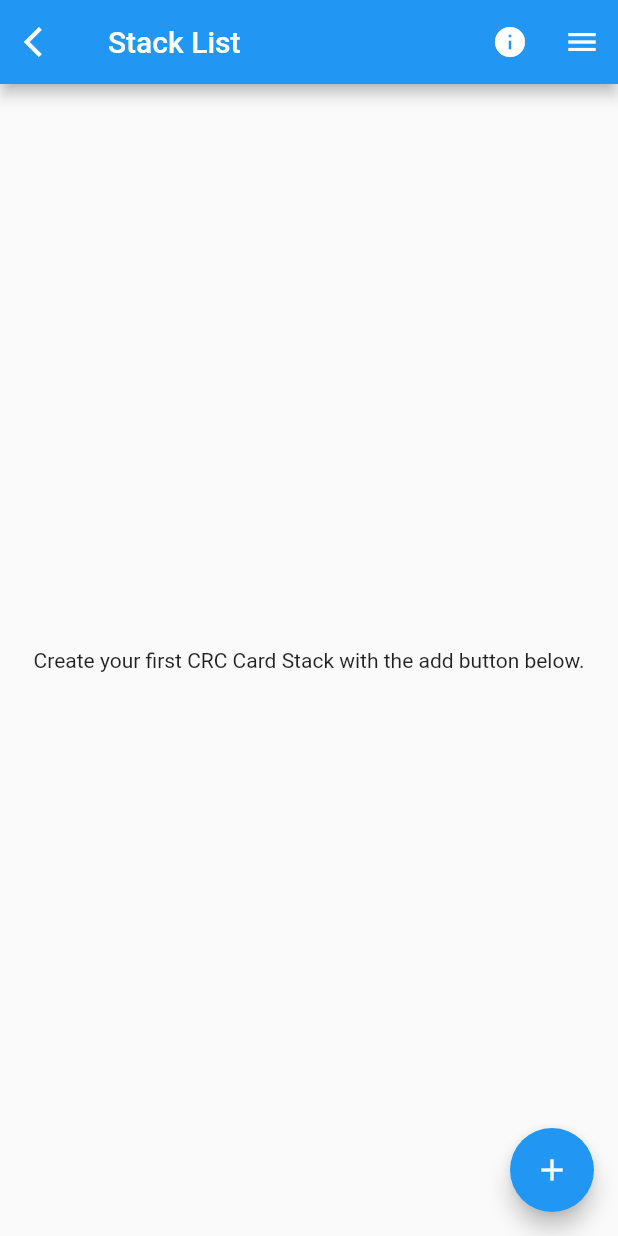
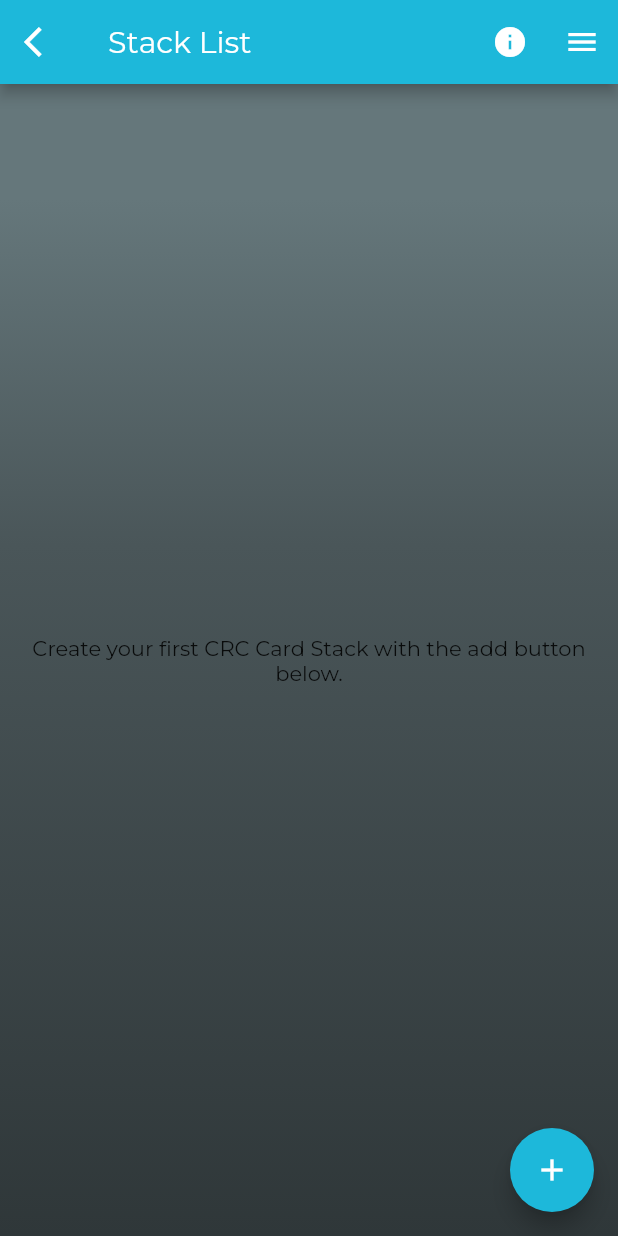
Before and after one commit to esmacik/smart-crc, a Flutter app: the screen it shows after launch, after a tap on "Begin", on a phone screen of 412 x 824 dp. Run offline on Flutter 3.47's test engine with Material 2 defaults, Android fonts, the phone set to English and light mode, and no system bars; our stand-ins replace flip_card, flutter_slidable, share_plus, smooth_page_indicator, sqflite; missing offline and left inert: receive_sharing_intent; accounts and stored records are empty; statements that could not run were skipped.

Commit message:
UI Improvements and Changes

```diff
--- a/lib/card_list.dart
+++ b/lib/card_list.dart
@@ -40,6 +40,8 @@ class _CardListState extends State<CardList> with Preferences, FileWriter {
       int cardId = await CRC_DBWorker.db.create(newCard);
       setState(() {
         newCard.id = cardId;
+        widget._stack.addCard(newCard);
+        print(widget._stack.numCards);
       });
     }
   }
--- a/lib/crc_flip_card.dart
+++ b/lib/crc_flip_card.dart
@@ -422,6 +422,7 @@ class _CRCFlipCardState extends State<CRCFlipCard> {
   }
 
   Widget _buildCRCCard([bool editable = false, bool scrollable = true]) {
+    print('PID: ${widget._crcCard.parentStack?.id}');
     return AspectRatio(
       aspectRatio: 6/3,
       child: Stack(
--- a/lib/database/CRC_DBWorker.dart
+++ b/lib/database/CRC_DBWorker.dart
@@ -47,7 +47,7 @@ class _SqfliteNotesDBWorker implements CRC_DBWorker {
             "VALUES (?, ?, ?)",
         [card.className, card.note, card.parentStack!.id]
     );
-    print("Added: $card, num: $id, parent: ${card.parentStack}");
+    print("Added: ${card.className}, num: $id, parent: ${card.parentStack?.id}");
     return id;
   }
 
--- a/lib/main.dart
+++ b/lib/main.dart
@@ -1,8 +1,8 @@
 import 'dart:async';
 import 'dart:io';
 
+import 'package:flutter/cupertino.dart';
 import 'package:flutter/material.dart';
-import 'package:share_plus/share_plus.dart';
 import 'package:smart_crc/database/RESP_DBWorker.dart';
 import 'package:smart_crc/database/STACK_DBWorker.dart';
 import 'package:smart_crc/model/responsibility.dart';
@@ -37,12 +37,13 @@ class _SmartCRCSate extends State<SmartCRC> {
       title: 'SmartCRC',
       themeMode: ThemeMode.system,
       theme: ThemeData(
-        primarySwatch: Colors.blue
+        fontFamily: 'Montserrat',
+        primaryColor: Color(0xFF1DB8DA)
       ),
       darkTheme: ThemeData(
         colorScheme: ColorScheme.fromSwatch(
-          primaryColorDark: Colors.blue,
-          accentColor: Colors.blue,
+          primaryColorDark: Color(0xFF1DB8DA),
+          accentColor: Color(0xFF1DB8DA),
           brightness: Brightness.dark
         )
       ),
@@ -79,14 +80,12 @@ class _SmartCRCSate extends State<SmartCRC> {
         print('Shared file is not a json file.');
       }
     }
-
     _sharedFiles.clear();
   }
 
   @override
   void initState() {
     super.initState();
-
     // For sharing images coming from outside the app while the app is in the memory
     _intentDataStreamSubscription =
         ReceiveSharingIntent.getMediaStream().listen((List<SharedMediaFile> files) async {
@@ -128,26 +127,51 @@ class _SmartCRCHomePage extends StatelessWidget {
   @override
   Widget build(BuildContext context) {
     cardModel.loadData(CRC_DBWorker.db);
-
     return Scaffold(
-      appBar: AppBar(
-        title: Text('SmartCRC'),
+      appBar: null,
+      body: Center(
+          child: Container(
+            width: MediaQuery.of(context).size.width,
+            decoration: BoxDecoration(
+              gradient: LinearGradient(
+                begin:  Alignment.topCenter,
+                end: Alignment.bottomCenter,
+                  stops: [
+                    0.1,
+                    0.33,
+                    1
+                  ],
+                  colors: [
+                    Colors.white,
+                    Colors.white,
+                    Theme.of(context).primaryColor
+                  ]
+              )
             ),
-      body: Center(
-        child: ElevatedButton(
+              child: Column(
+                children: [
+                  Image.asset('assets/images/crc.png',scale: 3),
+                  Text("SmartCRC", style: TextStyle(fontSize: 28, color: Color(0xFF607074), fontWeight: FontWeight.w500),),
+                  SizedBox(height: 50),
+                  ElevatedButton(
                     style: ButtonStyle(
+                      backgroundColor: MaterialStateProperty.all(Colors.white),
                       shape: MaterialStateProperty.all(RoundedRectangleBorder(
-              borderRadius: BorderRadius.circular(20)
+                        borderRadius: BorderRadius.circular(25)
                       )),
                       fixedSize: MaterialStateProperty.all(Size(175,50))
                     ),
-          child: Text('Begin'),
+                    child: Text('Begin',style: TextStyle(color: Colors.grey.shade700, fontWeight: FontWeight.w500, fontSize: 16)),
                     onPressed: () => Navigator.of(context).push(
                       MaterialPageRoute(
                         builder: (BuildContext context) => StackList()
                   )
                 ),
-        ),
+              )
+            ],
+            mainAxisAlignment: MainAxisAlignment.center,
+          )
+        )
       ),
     );
   }
--- a/lib/model/crc_card_stack.dart
+++ b/lib/model/crc_card_stack.dart
@@ -35,8 +35,8 @@ class CRCCardStack {
   List<CRCCard> get cards => _cards;
 
   void addCard(CRCCard card) {
-    //CRC_DBWorker.db.create(card);
     card.parentStack = this;
+    cards.add(card);
   }
 
   void addAllCards(Iterable<CRCCard> cards) {
--- a/lib/stack_list.dart
+++ b/lib/stack_list.dart
@@ -10,6 +10,8 @@ import 'package:share_plus/share_plus.dart';
 import 'dart:math';
 
 import 'package:smart_crc/preferences.dart';
+
+import 'model/crc_card.dart';
 
 enum StackListType {
   full,
@@ -32,18 +34,16 @@ class _StackListState extends State<StackList> with Preferences, FileWriter {
   final TextEditingController _stackNameController = TextEditingController();
 
   Widget _buildStackWidget(CRCCardStack stack) {
+    print('Length: ${stack.cards.length}');
+    // for(var card in cardModel.entityList){
+    //   print('P: ${card.id}');
+    // }
     return Stack(
       fit: StackFit.loose,
       children: [
+        for(var card in stack.cards)
           Transform.rotate(
             angle: -pi / 20,
-          child: const Card(
-            elevation: 20,
-            child: AspectRatio(aspectRatio: 2),
-          ),
-        ),
-        Transform.rotate(
-          angle: pi / 20,
             child: const Card(
               elevation: 20,
               child: AspectRatio(aspectRatio: 2),
@@ -65,7 +65,7 @@ class _StackListState extends State<StackList> with Preferences, FileWriter {
             ),
           ),
         )
-      ],
+      ]
     );
   }
 
@@ -174,7 +174,8 @@ class _StackListState extends State<StackList> with Preferences, FileWriter {
   Widget _buildStackList(Iterable<CRCCardStack> stacks) {
     if (stacks.isEmpty) {
       return const Center(
-        child: Text('Create your first CRC Card Stack with the add button below.'),
+        child: Text('Create your first CRC Card Stack with the add button below.',
+          textAlign: TextAlign.center),
       );
     } else if (Preferences.stackListType == StackListType.full) {
       return _buildFullStackList(stacks);
@@ -258,6 +259,7 @@ class _StackListState extends State<StackList> with Preferences, FileWriter {
   Widget build(BuildContext context) {
     return Scaffold(
       appBar: AppBar(
+        backgroundColor: Theme.of(context).primaryColor,
         title: const Text('Stack List'),
         actions: [
           IconButton(
@@ -291,6 +293,7 @@ class _StackListState extends State<StackList> with Preferences, FileWriter {
       ),
       floatingActionButton: FloatingActionButton(
         child: const Icon(Icons.add),
+        backgroundColor: Theme.of(context).primaryColor,
         onPressed: () => _onAddButtonPressed(),
       ),
       body: FutureBuilder<void>(
@@ -304,7 +307,25 @@ class _StackListState extends State<StackList> with Preferences, FileWriter {
             print("E:"+ stackModel.entityList.toString());
             return SafeArea(
               bottom: false,
+              child: Container(
+                decoration: BoxDecoration(
+                    gradient: LinearGradient(
+                        begin:  Alignment.topCenter,
+                        end: Alignment.bottomCenter,
+                        stops: [
+                          0.1,
+                          0.40,
+                          1
+                        ],
+                        colors: [
+                          Color(0xFF65777B),
+                          Color(0xFF4A5659),
+                          Color(0xFF2F3739)
+                        ]
+                    )
+                ),
                 child: _buildStackList(widget._crcCardStacks),
+              )
             );
           } else {
             return const Center(
```
Also changed, not shown: pubspec.yaml (+6 -2 lines), assets/images/crc.png (added), fonts/Montserrat-Regular.ttf (added). Lines whose indentation alone changed are shown as unchanged.
